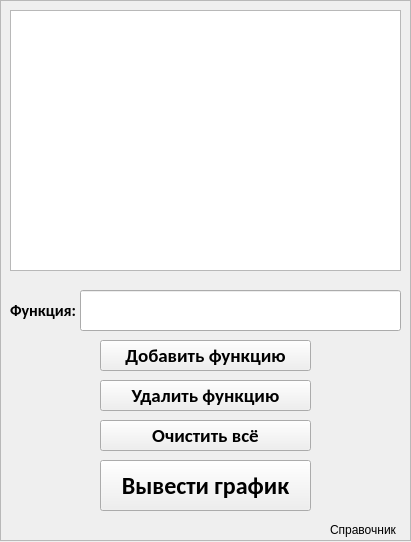
zazemlil/funcGraphic, file Utilz/Windows/MainWindow.ui: the form before one commit.
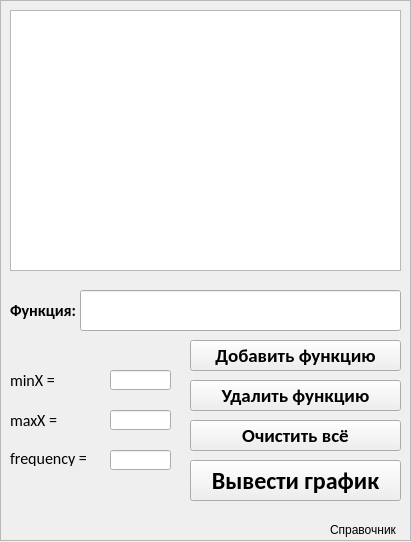
The form after the commit.

Commit message: min max freq X (need fix)

```diff
--- a/Utilz/Windows/MainWindow.ui
+++ b/Utilz/Windows/MainWindow.ui
@@ -57,7 +57,7 @@
     <widget class="QPushButton" name="pb_add">
      <property name="geometry">
       <rect>
-       <x>100</x>
+       <x>190</x>
        <y>340</y>
        <width>211</width>
        <height>31</height>
@@ -78,7 +78,7 @@
     <widget class="QPushButton" name="pb_remove">
      <property name="geometry">
       <rect>
-       <x>100</x>
+       <x>190</x>
        <y>380</y>
        <width>211</width>
        <height>31</height>
@@ -139,10 +139,10 @@
     <widget class="QPushButton" name="pb_show">
      <property name="geometry">
       <rect>
-       <x>100</x>
+       <x>190</x>
        <y>460</y>
        <width>211</width>
-       <height>51</height>
+       <height>41</height>
       </rect>
      </property>
      <property name="font">
@@ -160,7 +160,7 @@
     <widget class="QPushButton" name="pb_clear">
      <property name="geometry">
       <rect>
-       <x>100</x>
+       <x>190</x>
        <y>420</y>
        <width>211</width>
        <height>31</height>
@@ -191,6 +191,111 @@
       <string>Справочник</string>
      </property>
     </widget>
+    <widget class="QLineEdit" name="lineEdit_minX">
+     <property name="geometry">
+      <rect>
+       <x>110</x>
+       <y>370</y>
+       <width>61</width>
+       <height>20</height>
+      </rect>
+     </property>
+     <property name="font">
+      <font>
+       <family>Calibri</family>
+       <pointsize>10</pointsize>
+      </font>
+     </property>
+    </widget>
+    <widget class="QLabel" name="lb_minX">
+     <property name="geometry">
+      <rect>
+       <x>10</x>
+       <y>370</y>
+       <width>51</width>
+       <height>20</height>
+      </rect>
+     </property>
+     <property name="font">
+      <font>
+       <family>Calibri</family>
+       <pointsize>12</pointsize>
+      </font>
+     </property>
+     <property name="text">
+      <string>minX =</string>
+     </property>
+    </widget>
+    <widget class="QLabel" name="lb_maxX">
+     <property name="geometry">
+      <rect>
+       <x>10</x>
+       <y>410</y>
+       <width>51</width>
+       <height>21</height>
+      </rect>
+     </property>
+     <property name="font">
+      <font>
+       <family>Calibri</family>
+       <pointsize>12</pointsize>
+      </font>
+     </property>
+     <property name="text">
+      <string>maxX =</string>
+     </property>
+    </widget>
+    <widget class="QLineEdit" name="lineEdit_maxX">
+     <property name="geometry">
+      <rect>
+       <x>110</x>
+       <y>410</y>
+       <width>61</width>
+       <height>20</height>
+      </rect>
+     </property>
+     <property name="font">
+      <font>
+       <family>Calibri</family>
+       <pointsize>10</pointsize>
+      </font>
+     </property>
+    </widget>
+    <widget class="QLabel" name="lb_freq">
+     <property name="geometry">
+      <rect>
+       <x>10</x>
+       <y>450</y>
+       <width>81</width>
+       <height>16</height>
+      </rect>
+     </property>
+     <property name="font">
+      <font>
+       <family>Calibri</family>
+       <pointsize>12</pointsize>
+      </font>
+     </property>
+     <property name="text">
+      <string>frequency =</string>
+     </property>
+    </widget>
+    <widget class="QLineEdit" name="lineEdit_freq">
+     <property name="geometry">
+      <rect>
+       <x>110</x>
+       <y>450</y>
+       <width>61</width>
+       <height>20</height>
+      </rect>
+     </property>
+     <property name="font">
+      <font>
+       <family>Calibri</family>
+       <pointsize>10</pointsize>
+      </font>
+     </property>
+    </widget>
    </widget>
   </widget>
  </widget>
```
The commit also changes 5 other files.
